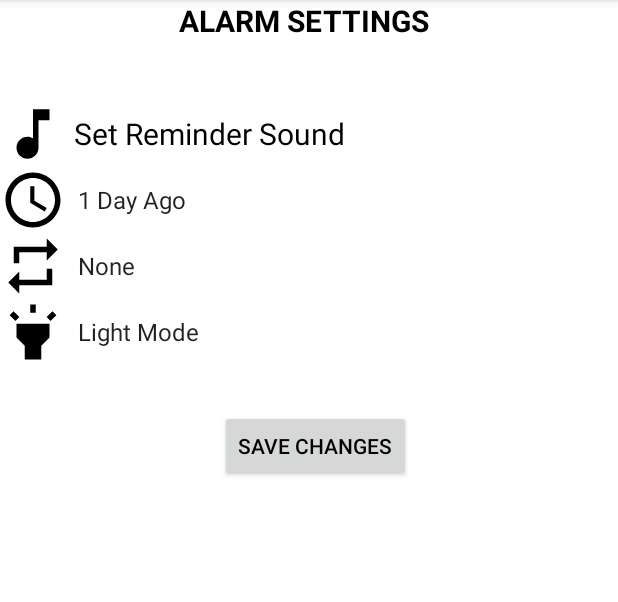
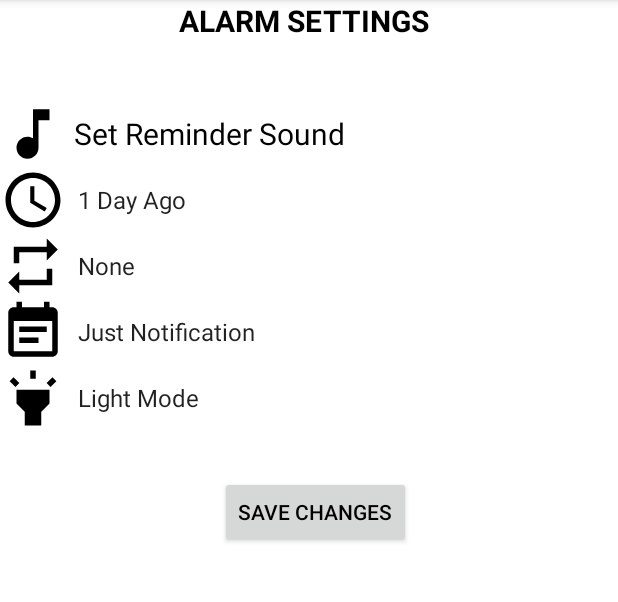
Before and after one commit to tprdk/CalendarProject, an Android app: the screen it shows after launch (Settings), after a tap on "Settings", on a phone screen of 412 x 824 dp, the part 84-686 px from its top. Run offline under Robolectric (Android 15) with nearby library versions, the phone set to English and light mode, and no system bars; libraries missing offline, so code that uses them is left out: com.prolificinteractive.materialcalendarview; 10 statements that could not run were skipped.

```diff
--- a/app/src/main/AndroidManifest.xml
+++ b/app/src/main/AndroidManifest.xml
@@ -59,6 +59,8 @@
             </intent-filter>
         </activity>
 
+        <activity android:name=".AlertDialogActivity" android:theme="@style/Theme.AppCompat.Dialog.Alert"/>
+
         <receiver android:name=".AlarmReceiver" />
         <receiver android:name=".RepeatReceiver" />
 
--- a/app/src/main/java/com/example/calendarproject/AddEvent.java
+++ b/app/src/main/java/com/example/calendarproject/AddEvent.java
@@ -243,6 +243,8 @@ public class AddEvent extends AppCompatActivity implements TimePickerDialog.OnTi
         SharedPref.saveEventList(AddEvent.this, events);
 
         RepeatEventFeatures.startRepeat(AddEvent.this, event.getEndDate(), repeatId, repeatCode);
+        Toast.makeText(AddEvent.this, "Event is created successfully.", Toast.LENGTH_SHORT).show();
+        finish();
     }
 
     public Calendar getDay(TextView date, TextView time){
--- a/app/src/main/java/com/example/calendarproject/AlarmFeatures.java
+++ b/app/src/main/java/com/example/calendarproject/AlarmFeatures.java
@@ -11,7 +11,6 @@ import java.util.Calendar;
 public class AlarmFeatures {
 
     public static void startAlarm(Context context, Calendar c, int id, String title, String content){
-        Log.d("Alarm" , "id = " + id );
         AlarmManager alarmManager = (AlarmManager) context.getSystemService(Context.ALARM_SERVICE);
         Intent intent = new Intent(context, AlarmReceiver.class);
         intent.putExtra("title", title);
@@ -21,7 +20,6 @@ public class AlarmFeatures {
     }
 
     public static void cancelAlarm(Context context, int id){
-        Log.d("Alarm" , "cancel id = " + id );
         AlarmManager alarmManager = (AlarmManager) context.getSystemService(Context.ALARM_SERVICE);
         Intent intent = new Intent(context, AlarmReceiver.class);
         PendingIntent pendingIntent = PendingIntent.getBroadcast(context, id, intent, 0);
--- a/app/src/main/java/com/example/calendarproject/DecorateEvent.java
+++ b/app/src/main/java/com/example/calendarproject/DecorateEvent.java
@@ -1,7 +1,9 @@
 package com.example.calendarproject;
 
 import android.content.Context;
+import android.graphics.Color;
 import android.graphics.drawable.Drawable;
+import android.text.style.ForegroundColorSpan;
 
 import androidx.core.content.ContextCompat;
 
@@ -23,7 +25,7 @@ public class DecorateEvent implements DayViewDecorator {
         this.dates = dates;
         this.context = context;
         this.BOOL_OPT = BOOL_OPT;
-    }
+}
 
     @Override
     public boolean shouldDecorate(CalendarDay day) {
--- a/app/src/main/java/com/example/calendarproject/DecorateToday.java
+++ b/app/src/main/java/com/example/calendarproject/DecorateToday.java
@@ -3,16 +3,18 @@ package com.example.calendarproject;
 import android.graphics.Color;
 import android.graphics.drawable.ColorDrawable;
 import android.graphics.drawable.Drawable;
+import android.text.style.ForegroundColorSpan;
 
 import com.prolificinteractive.materialcalendarview.CalendarDay;
 import com.prolificinteractive.materialcalendarview.DayViewDecorator;
 import com.prolificinteractive.materialcalendarview.DayViewFacade;
 
 import java.util.Calendar;
+import java.util.Date;
 
 public class DecorateToday implements DayViewDecorator {
 
-
+/*
     private final Calendar calendar = Calendar.getInstance();
     private final Drawable highlightDrawable;
     private CalendarDay date;
@@ -31,5 +33,25 @@ public class DecorateToday implements DayViewDecorator {
     @Override
     public void decorate(DayViewFacade view) {
         view.setBackgroundDrawable(highlightDrawable);
+    }*/
+
+    private CalendarDay date;
+
+    public DecorateToday() {
+        date = CalendarDay.today();
+    }
+
+    @Override
+    public boolean shouldDecorate(CalendarDay day) {
+        return date != null && day.equals(date);
+    }
+
+    @Override
+    public void decorate(DayViewFacade view) {
+        view.addSpan(new ForegroundColorSpan(Color.RED));
+    }
+
+    public void setDate(Calendar date) {
+        this.date = CalendarDay.from(date);
     }
 }
--- a/app/src/main/java/com/example/calendarproject/Defaults.java
+++ b/app/src/main/java/com/example/calendarproject/Defaults.java
@@ -5,11 +5,13 @@ public class Defaults {
     private int defaultThemeId;
     private int defaultAlarmId;
     private int defaultRepeatId;
+    private boolean hasAlertBox;
 
-    public Defaults(int defaultThemeId, int defaultAlarmId, int defaultRepeatId) {
+    public Defaults(int defaultThemeId, int defaultAlarmId, int defaultRepeatId, boolean hasAlertBox) {
         this.defaultThemeId = defaultThemeId;
         this.defaultAlarmId = defaultAlarmId;
         this.defaultRepeatId = defaultRepeatId;
+        this.hasAlertBox = hasAlertBox;
     }
 
     public int getDefaultThemeId() {
@@ -35,4 +37,12 @@ public class Defaults {
     public void setDefaultRepeatId(int defaultRepeatId) {
         this.defaultRepeatId = defaultRepeatId;
     }
+
+    public boolean getHasAlertBox() {
+        return hasAlertBox;
+    }
+
+    public void setHasAlertBox(boolean hasAlertBox) {
+        this.hasAlertBox = hasAlertBox;
+    }
 }
--- a/app/src/main/java/com/example/calendarproject/EventList.java
+++ b/app/src/main/java/com/example/calendarproject/EventList.java
@@ -34,7 +34,6 @@ public class EventList extends AppCompatActivity {
                 Intent setEventIntent = new Intent(EventList.this, SetEvent.class);
                 setEventIntent.putExtra("Position", position);
                 startActivity(setEventIntent);
-                Toast.makeText(EventList.this, "Pos = " + position , Toast.LENGTH_LONG).show();
             }
         });
 
--- a/app/src/main/java/com/example/calendarproject/MainActivity.java
+++ b/app/src/main/java/com/example/calendarproject/MainActivity.java
@@ -14,7 +14,7 @@ import androidx.appcompat.app.AppCompatDelegate;
 import com.prolificinteractive.materialcalendarview.CalendarDay;
 import com.prolificinteractive.materialcalendarview.MaterialCalendarView;
 import java.util.ArrayList;
-
+import java.util.Calendar;
 
 
 public class MainActivity extends AppCompatActivity {
@@ -28,7 +28,7 @@ public class MainActivity extends AppCompatActivity {
         setContentView(R.layout.activity_main);
 
         Defaults defaults = SharedPref.getDefaults(MainActivity.this);
-        Log.d("Mode", AppCompatDelegate.getDefaultNightMode() + " ");
+
         if(defaults.getDefaultThemeId() == 1 && AppCompatDelegate.getDefaultNightMode() != AppCompatDelegate.MODE_NIGHT_YES) {
             AppCompatDelegate.setDefaultNightMode(AppCompatDelegate.MODE_NIGHT_YES);
             startActivity(new Intent(MainActivity.this, MainActivity.class));
@@ -37,7 +37,7 @@ public class MainActivity extends AppCompatActivity {
 
         calendarView = findViewById(R.id.calendarView);
 
-        DecorateToday decorator = new DecorateToday(Color.GRAY);
+        DecorateToday decorator = new DecorateToday();
         calendarView.addDecorator(decorator);
 
     }
@@ -51,9 +51,8 @@ public class MainActivity extends AppCompatActivity {
 
         CalendarDay calendarDay = CalendarDay.today();
         for(Event event : events){
-            Log.d("Date", "before day = " + calendarDay.getDay() + " month = " + calendarDay.getMonth() + " year = " + calendarDay.getYear());
-            days.add(calendarDay.from(event.getStartDate()));
-            Log.d("Date", "after day = " + calendarDay.getDay() + " month = " + calendarDay.getMonth() + " year = " + calendarDay.getYear());
+            if(event.getStartDate().getTime() != calendarDay.getDate())
+                days.add(calendarDay.from(event.getStartDate()));
         }
 
         DecorateEvent addEventDecorate = new DecorateEvent(this, days, DecorateEvent.BOOL_DRAW);
--- a/app/src/main/java/com/example/calendarproject/MapsActivity.java
+++ b/app/src/main/java/com/example/calendarproject/MapsActivity.java
@@ -75,6 +75,7 @@ public class MapsActivity extends FragmentActivity implements OnMapReadyCallback
                     returnIntent.putExtra("Longitude",curLocation.longitude);
                     returnIntent.putExtra("Latitude",curLocation.latitude);
                     setResult(Activity.RESULT_OK,returnIntent);
+                    Toast.makeText(MapsActivity.this, "Location is saved succesfully.", Toast.LENGTH_SHORT).show();
                 }
                 else
                     setResult(Activity.RESULT_CANCELED,returnIntent);
--- a/app/src/main/java/com/example/calendarproject/RepeatEventFeatures.java
+++ b/app/src/main/java/com/example/calendarproject/RepeatEventFeatures.java
@@ -11,7 +11,6 @@ import java.util.Calendar;
 public class RepeatEventFeatures {
 
     public static void startRepeat(Context context, Calendar calendar, int repeatPattern, int repeatCode){
-        Log.d("Event" , "repeatCode = " + repeatCode );
         AlarmManager alarmManager = (AlarmManager) context.getSystemService(Context.ALARM_SERVICE);
         Intent intent = new Intent(context, RepeatReceiver.class);
         intent.putExtra("RepeatPattern", repeatPattern);
@@ -21,7 +20,6 @@ public class RepeatEventFeatures {
     }
 
     public static void cancelRepeat(Context context, int repeatCode){
-        Log.d("Event" , "cancel id = " + repeatCode );
         AlarmManager alarmManager = (AlarmManager) context.getSystemService(Context.ALARM_SERVICE);
         Intent intent = new Intent(context, RepeatReceiver.class);
         PendingIntent pendingIntent = PendingIntent.getBroadcast(context, repeatCode, intent, 0);
--- a/app/src/main/java/com/example/calendarproject/SetEvent.java
+++ b/app/src/main/java/com/example/calendarproject/SetEvent.java
@@ -192,7 +192,6 @@ public class SetEvent extends AppCompatActivity implements TimePickerDialog.OnTi
             @Override
             public void onItemSelected(AdapterView<?> parent, View view, int position, long id) {
                 String selected = parent.getItemAtPosition(position).toString();
-                Toast.makeText(parent.getContext(), selected, Toast.LENGTH_LONG).show();
             }
 
             @Override
@@ -299,10 +298,8 @@ public class SetEvent extends AppCompatActivity implements TimePickerDialog.OnTi
                 .setPositiveButton("Yes", new DialogInterface.OnClickListener() {
                     @Override
                     public void onClick(DialogInterface dialog, int which) {
-                        Toast.makeText(SetEvent.this, "Şu" +getIntent().getIntExtra("Position", 0)
-                                + " Silindi",Toast.LENGTH_SHORT).show();
                         SharedPref.deleteEvent(SetEvent.this, events, index);
-
+                        Toast.makeText(SetEvent.this, "Event deleted successfully.", Toast.LENGTH_SHORT).show();
                         CalendarDay calendarDay = CalendarDay.today();
                         SharedPref.addWillDeleteDecorate(SetEvent.this,calendarDay.from(event.getStartDate()));
                         finish();
--- a/app/src/main/java/com/example/calendarproject/Settings.java
+++ b/app/src/main/java/com/example/calendarproject/Settings.java
@@ -30,8 +30,8 @@ public class Settings extends AppCompatActivity {
 
     private Button save;
     private TextView alarmSound;
-    private Spinner spinnerTheme, spinnerRepeat, spinnerAlarm;
-    private ArrayAdapter<CharSequence> themeAdapter, repeatAdapter, alarmAdapter;
+    private Spinner spinnerTheme, spinnerRepeat, spinnerAlarm, spinnerNotification;
+    private ArrayAdapter<CharSequence> themeAdapter, repeatAdapter, alarmAdapter, notificationAdapter;
     private Defaults defaults;
 
     @Override
@@ -75,6 +75,15 @@ public class Settings extends AppCompatActivity {
         repeatAdapter.setDropDownViewResource(android.R.layout.simple_spinner_dropdown_item);
         spinnerRepeat.setAdapter(repeatAdapter);
         spinnerRepeat.setSelection(defaults.getDefaultRepeatId());
+
+        spinnerNotification = findViewById(R.id.spinner_default_notification);
+        notificationAdapter = ArrayAdapter.createFromResource(this, R.array.notification_options, android.R.layout.simple_spinner_item);
+        notificationAdapter.setDropDownViewResource(android.R.layout.simple_spinner_dropdown_item);
+        spinnerNotification.setAdapter(notificationAdapter);
+        if (defaults.getHasAlertBox())
+            spinnerNotification.setSelection(1);
+        else
+            spinnerNotification.setSelection(0);
 
         save = findViewById(R.id.button_save_settings);
     }
@@ -126,8 +135,12 @@ public class Settings extends AppCompatActivity {
     }
 
     protected void saveData() {
+        boolean notificationDefault = false;
+        if(spinnerNotification.getSelectedItemPosition() == 1)
+            notificationDefault = true;
+
         Defaults defaultsNew = new Defaults(spinnerTheme.getSelectedItemPosition(),
-                spinnerAlarm.getSelectedItemPosition(), spinnerRepeat.getSelectedItemPosition());
+                spinnerAlarm.getSelectedItemPosition(), spinnerRepeat.getSelectedItemPosition(), notificationDefault);
         SharedPref.saveDefaults(Settings.this, defaultsNew);
         if(spinnerTheme.getSelectedItemPosition() != defaults.getDefaultThemeId()){
             if(spinnerTheme.getSelectedItemPosition() == 0){
@@ -140,7 +153,7 @@ public class Settings extends AppCompatActivity {
                 finish();
             }
         }
-        Toast.makeText(Settings.this, "All changes saved", Toast.LENGTH_SHORT).show();
+        Toast.makeText(Settings.this, "All changes saved successfully", Toast.LENGTH_SHORT).show();
         finish();
     }
 }
--- a/app/src/main/java/com/example/calendarproject/SharedPref.java
+++ b/app/src/main/java/com/example/calendarproject/SharedPref.java
@@ -145,7 +145,7 @@ public class SharedPref {
         Defaults defaults = gsonDefault.fromJson(jsonDefault, type);
         if (defaults == null)
         {
-            defaults = new Defaults(0, 0, 0);
+            defaults = new Defaults(0, 0, 0, false);
         }
         return defaults;
     }
--- a/app/src/main/res/layout/activity_settings.xml
+++ b/app/src/main/res/layout/activity_settings.xml
@@ -76,10 +76,25 @@
         android:layout_column="1" />
 
     <ImageView
+        android:id="@+id/imageView_default_notification"
+        android:layout_width="wrap_content"
+        android:layout_height="wrap_content"
+        android:layout_row="4"
+        android:layout_column="0"
+        app:srcCompat="@drawable/ic_event_note" />
+
+    <Spinner
+        android:id="@+id/spinner_default_notification"
+        android:layout_width="match_parent"
+        android:layout_height="44dp"
+        android:layout_row="4"
+        android:layout_column="1" />
+
+    <ImageView
         android:id="@+id/imageView4"
         android:layout_width="wrap_content"
         android:layout_height="wrap_content"
-        android:layout_row="4"
+        android:layout_row="5"
         android:layout_column="0"
         app:srcCompat="@drawable/ic_highlight" />
 
@@ -87,14 +102,16 @@
         android:id="@+id/spinner_default_theme"
         android:layout_width="match_parent"
         android:layout_height="44dp"
-        android:layout_row="4"
+        android:layout_row="5"
         android:layout_column="1" />
+
+
 
     <Button
         android:id="@+id/button_save_settings"
         android:layout_width="wrap_content"
         android:layout_height="wrap_content"
-        android:layout_row="5"
+        android:layout_row="6"
         android:layout_column="1"
         android:layout_gravity="center"
         android:layout_marginRight="80dp"
@@ -103,4 +120,6 @@
         android:text="@string/settings_button_save" />
 
 
+
+
 </GridLayout>
--- a/app/src/main/res/values/strings.xml
+++ b/app/src/main/res/values/strings.xml
@@ -39,6 +39,11 @@
         <item>15 Minutes Ago</item>
     </string-array>
 
+    <string-array name="notification_options">
+        <item>Just Notification</item>
+        <item>Notification and AlertDialog</item>
+    </string-array>
+
 
     <string name="settings_reminder_sound">Set Reminder Sound</string>
     <string name="settings_reminder_time">Default Reminder Time</string>
```
Also changed, not shown: app/src/main/java/com/example/calendarproject/AlarmReceiver.java (+15 -0 lines), app/src/main/java/com/example/calendarproject/AlertDialogActivity.java (added, +34 -0 lines), app/src/main/java/com/example/calendarproject/CreateAlarm.java (+2 -5 lines), app/src/main/java/com/example/calendarproject/RepeatReceiver.java (+5 -3 lines).
